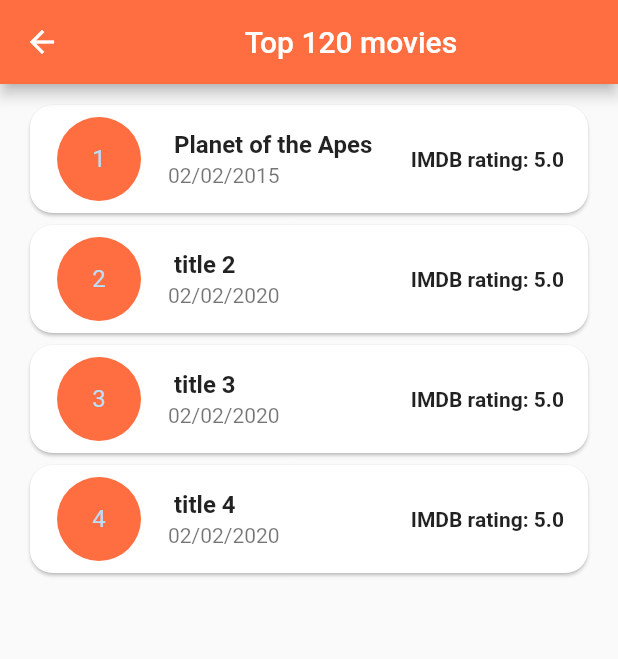
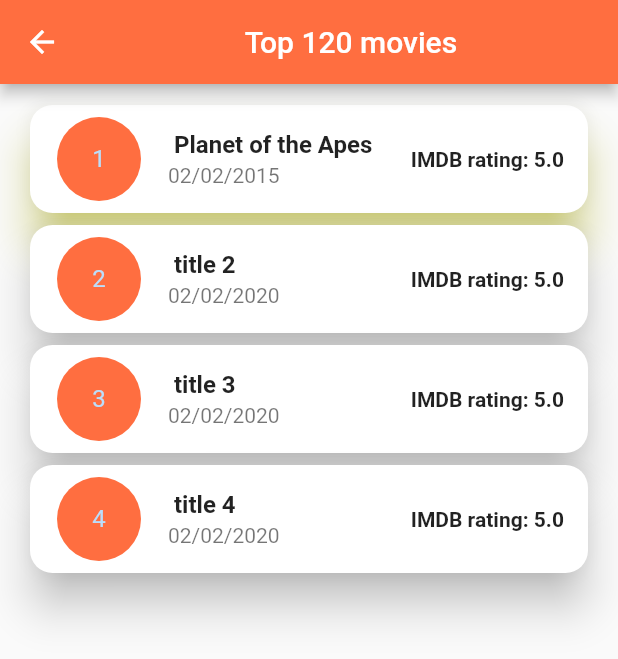
Before and after one commit to albannablade123/movieO, a Flutter app: the topfive screen opened by its route, on a phone screen of 412 x 824 dp. Shown: the top 659 px of the screen. Run offline on Flutter 3.47's test engine with Material 2 defaults, Android fonts, the phone set to English and light mode, and no system bars; network calls fail.

Commit message:
added shadow

```diff
--- a/lib/widgets/list-of-movies.dart
+++ b/lib/widgets/list-of-movies.dart
@@ -12,6 +12,8 @@ Widget buildCard(int index, String MovieName, String ImageName,
     String ReleaseDate, double rating) {
   return FlatButton(
     child: Card(
+      elevation: 12,
+      shadowColor: index == 0 ? Colors.yellowAccent : Colors.black,
       shape: RoundedRectangleBorder(borderRadius: BorderRadius.circular(15)),
       child: ListTile(
         leading: CircleAvatar(
```
